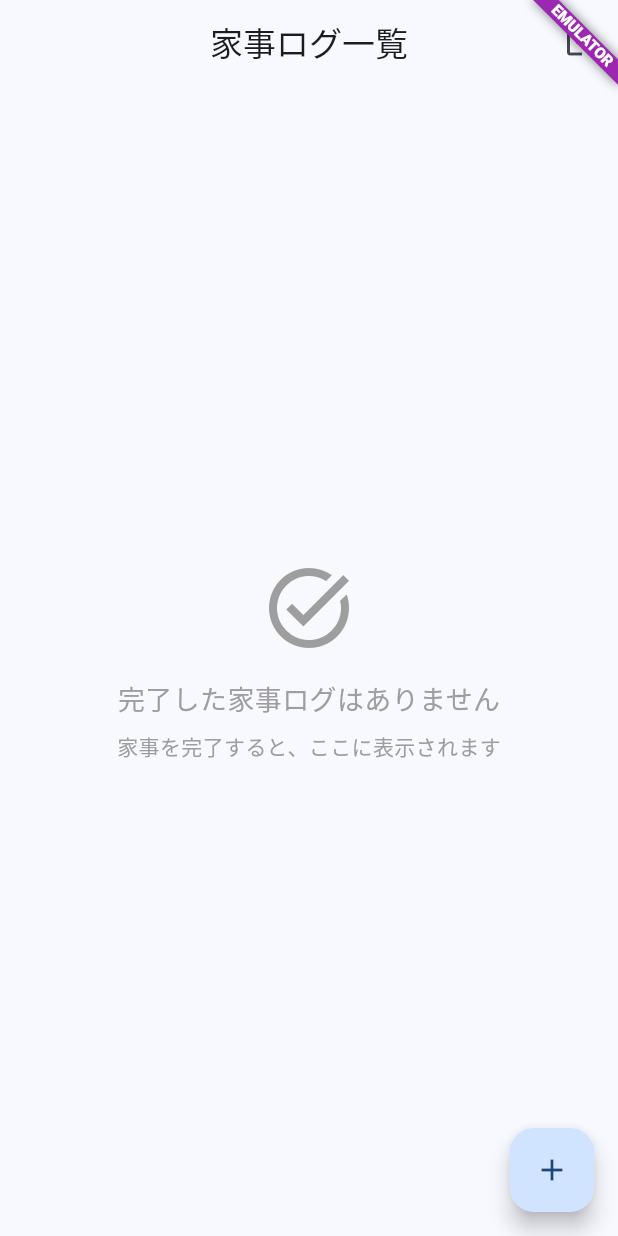
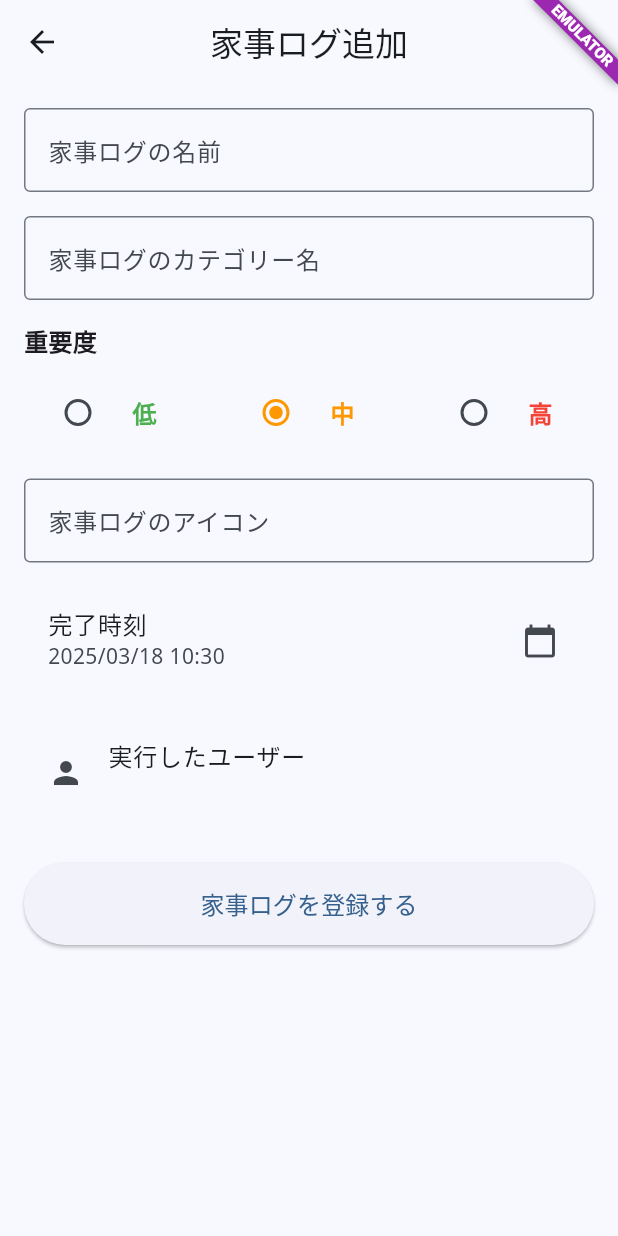
Before and after one commit to shotaIDE/talk-to-cavivara, a Flutter app: the screen it shows once a user with an empty profile is signed in, after a tap on the "add" icon, on a phone screen of 412 x 824 dp. Run offline on Flutter 3.47's test engine with Material 3 defaults, Android fonts, the phone set to English and light mode, and no system bars; our stand-ins replace cloud_firestore, firebase_auth, firebase_core, flutter_riverpod, google_fonts, isar; accounts and stored records are empty; generated files the repository leaves out were written again.

Commit message:
feat: add house work's log screen (#9)
Co-authored-by: Copilot <175728472+Copilot@users.noreply.github.com>

```diff
--- a/client/lib/features/home/home_screen.dart
+++ b/client/lib/features/home/home_screen.dart
@@ -1,9 +1,10 @@
 import 'package:flutter/material.dart';
 import 'package:flutter_riverpod/flutter_riverpod.dart';
+import 'package:house_worker/features/home/task_log_add_screen.dart';
+import 'package:house_worker/features/home/task_log_detail_screen.dart';
+import 'package:house_worker/features/home/task_log_item.dart';
+import 'package:house_worker/features/home/task_log_provider.dart';
 import 'package:house_worker/services/auth_service.dart';
-import 'package:house_worker/features/home/task_log_provider.dart';
-import 'package:house_worker/features/home/task_log_item.dart';
-import 'package:house_worker/features/home/task_log_detail_screen.dart';
 
 class HomeScreen extends ConsumerWidget {
   const HomeScreen({super.key});
@@ -38,26 +39,16 @@ class HomeScreen extends ConsumerWidget {
                     child: Column(
                       mainAxisAlignment: MainAxisAlignment.center,
                       children: [
-                        Icon(
-                          Icons.task_alt,
-                          size: 64,
-                          color: Colors.grey,
-                        ),
+                        Icon(Icons.task_alt, size: 64, color: Colors.grey),
                         SizedBox(height: 16),
                         Text(
                           '完了した家事ログはありません',
-                          style: TextStyle(
-                            fontSize: 18,
-                            color: Colors.grey,
-                          ),
+                          style: TextStyle(fontSize: 18, color: Colors.grey),
                         ),
                         SizedBox(height: 8),
                         Text(
                           '家事を完了すると、ここに表示されます',
-                          style: TextStyle(
-                            fontSize: 14,
-                            color: Colors.grey,
-                          ),
+                          style: TextStyle(fontSize: 14, color: Colors.grey),
                         ),
                       ],
                     ),
@@ -79,7 +70,8 @@ class HomeScreen extends ConsumerWidget {
                           // タスク詳細画面に遷移
                           Navigator.of(context).push(
                             MaterialPageRoute(
-                              builder: (context) => TaskLogDetailScreen(task: task),
+                              builder:
+                                  (context) => TaskLogDetailScreen(task: task),
                             ),
                           );
                         },
@@ -89,16 +81,28 @@ class HomeScreen extends ConsumerWidget {
                 );
               },
               loading: () => const Center(child: CircularProgressIndicator()),
-              error: (error, stackTrace) => Center(
-                child: Text('エラーが発生しました: $error'),
-              ),
+              error:
+                  (error, stackTrace) =>
+                      Center(child: Text('エラーが発生しました: $error')),
             ),
           ),
         ],
       ),
       floatingActionButton: FloatingActionButton(
         onPressed: () {
-          // TODO: タスク追加画面に遷移
+          // タスク追加画面に遷移
+          Navigator.of(context)
+              .push(
+                MaterialPageRoute(
+                  builder: (context) => const TaskLogAddScreen(),
+                ),
+              )
+              .then((updated) {
+                // 家事ログが追加された場合（updatedがtrue）、データを更新
+                if (updated == true) {
+                  ref.invalidate(completedTasksProvider);
+                }
+              });
         },
         child: const Icon(Icons.add),
       ),
--- /dev/null
+++ b/client/lib/features/home/task_log_add_screen.dart
@@ -0,0 +1,241 @@
+import 'package:flutter/material.dart';
+import 'package:flutter_riverpod/flutter_riverpod.dart';
+import 'package:house_worker/models/task.dart';
+import 'package:house_worker/repositories/task_repository.dart';
+import 'package:house_worker/services/auth_service.dart';
+import 'package:intl/intl.dart';
+
+class TaskLogAddScreen extends ConsumerStatefulWidget {
+  const TaskLogAddScreen({super.key});
+
+  @override
+  ConsumerState<TaskLogAddScreen> createState() => _TaskLogAddScreenState();
+}
+
+class _TaskLogAddScreenState extends ConsumerState<TaskLogAddScreen> {
+  final _formKey = GlobalKey<FormState>();
+  final _titleController = TextEditingController();
+  final _categoryController = TextEditingController();
+  final _iconController = TextEditingController();
+
+  int _priority = 2; // デフォルトは「中」
+  DateTime _completedAt = DateTime.now();
+
+  @override
+  void dispose() {
+    _titleController.dispose();
+    _categoryController.dispose();
+    _iconController.dispose();
+    super.dispose();
+  }
+
+  @override
+  Widget build(BuildContext context) {
+    final currentUser = ref.watch(authServiceProvider).currentUser;
+    final dateFormat = DateFormat('yyyy/MM/dd HH:mm');
+
+    return Scaffold(
+      appBar: AppBar(title: const Text('家事ログ追加')),
+      body: Form(
+        key: _formKey,
+        child: SingleChildScrollView(
+          padding: const EdgeInsets.all(16.0),
+          child: Column(
+            crossAxisAlignment: CrossAxisAlignment.start,
+            children: [
+              // 家事ログの名前入力欄
+              TextFormField(
+                controller: _titleController,
+                decoration: const InputDecoration(
+                  labelText: '家事ログの名前',
+                  border: OutlineInputBorder(),
+                ),
+                validator: (value) {
+                  if (value == null || value.isEmpty) {
+                    return '家事ログの名前を入力してください';
+                  }
+                  return null;
+                },
+              ),
+              const SizedBox(height: 16),
+
+              // 家事ログのカテゴリー名入力欄
+              TextFormField(
+                controller: _categoryController,
+                decoration: const InputDecoration(
+                  labelText: '家事ログのカテゴリー名',
+                  border: OutlineInputBorder(),
+                ),
+                validator: (value) {
+                  if (value == null || value.isEmpty) {
+                    return 'カテゴリー名を入力してください';
+                  }
+                  return null;
+                },
+              ),
+              const SizedBox(height: 16),
+
+              // 家事ログの重要度選択欄
+              const Text(
+                '重要度',
+                style: TextStyle(fontSize: 16, fontWeight: FontWeight.bold),
+              ),
+              const SizedBox(height: 8),
+              Row(
+                children: [
+                  _buildPriorityRadio(1, '低', Colors.green),
+                  const SizedBox(width: 16),
+                  _buildPriorityRadio(2, '中', Colors.orange),
+                  const SizedBox(width: 16),
+                  _buildPriorityRadio(3, '高', Colors.red),
+                ],
+              ),
+              const SizedBox(height: 16),
+
+              // 家事ログのアイコン入力欄
+              TextFormField(
+                controller: _iconController,
+                decoration: const InputDecoration(
+                  labelText: '家事ログのアイコン',
+                  border: OutlineInputBorder(),
+                  hintText: 'アイコン名を入力',
+                ),
+              ),
+              const SizedBox(height: 16),
+
+              // 家事ログの完了時刻入力欄
+              ListTile(
+                title: const Text('完了時刻'),
+                subtitle: Text(dateFormat.format(_completedAt)),
+                trailing: const Icon(Icons.calendar_today),
+                onTap: () => _selectDateTime(context),
+              ),
+              const SizedBox(height: 16),
+
+              // 家事ログの実行したユーザー表示
+              ListTile(
+                title: const Text('実行したユーザー'),
+                subtitle: Text(currentUser?.displayName ?? 'ゲスト'),
+                leading: const Icon(Icons.person),
+              ),
+              const SizedBox(height: 24),
+
+              // 登録ボタン
+              SizedBox(
+                width: double.infinity,
+                child: ElevatedButton(
+                  onPressed: _submitForm,
+                  style: ElevatedButton.styleFrom(
+                    padding: const EdgeInsets.symmetric(vertical: 16),
+                  ),
+                  child: const Text(
+                    '家事ログを登録する',
+                    style: TextStyle(fontSize: 16),
+                  ),
+                ),
+              ),
+            ],
+          ),
+        ),
+      ),
+    );
+  }
+
+  Widget _buildPriorityRadio(int value, String label, Color color) {
+    return Expanded(
+      child: RadioListTile<int>(
+        title: Text(
+          label,
+          style: TextStyle(color: color, fontWeight: FontWeight.bold),
+        ),
+        value: value,
+        groupValue: _priority,
+        activeColor: color,
+        onChanged: (newValue) {
+          if (newValue != null) {
+            setState(() {
+              _priority = newValue;
+            });
+          }
+        },
+      ),
+    );
+  }
+
+  Future<void> _selectDateTime(BuildContext context) async {
+    final DateTime? pickedDate = await showDatePicker(
+      context: context,
+      initialDate: _completedAt,
+      firstDate: DateTime(2020),
+      lastDate: DateTime.now(),
+    );
+
+    if (pickedDate != null) {
+      final TimeOfDay? pickedTime = await showTimePicker(
+        context: context,
+        initialTime: TimeOfDay.fromDateTime(_completedAt),
+      );
+
+      if (pickedTime != null) {
+        setState(() {
+          _completedAt = DateTime(
+            pickedDate.year,
+            pickedDate.month,
+            pickedDate.day,
+            pickedTime.hour,
+            pickedTime.minute,
+          );
+        });
+      }
+    }
+  }
+
+  void _submitForm() async {
+    if (_formKey.currentState!.validate()) {
+      final currentUser = ref.read(authServiceProvider).currentUser;
+
+      if (currentUser == null) {
+        ScaffoldMessenger.of(
+          context,
+        ).showSnackBar(const SnackBar(content: Text('ユーザー情報が取得できませんでした')));
+        return;
+      }
+
+      // 新しいタスクを作成
+      final newTask = Task(
+        title: _titleController.text,
+        description: _categoryController.text, // カテゴリーをdescriptionに保存
+        createdAt: DateTime.now(),
+        completedAt: _completedAt,
+        createdBy: currentUser.uid,
+        completedBy: currentUser.uid,
+        isShared: true, // デフォルトで共有
+        isRecurring: false, // 家事ログは繰り返しなし
+        priority: _priority,
+        isCompleted: true, // 家事ログは完了済み
+      );
+
+      try {
+        // タスクを保存
+        await ref.read(taskRepositoryProvider).save(newTask);
+
+        // 保存成功メッセージを表示
+        if (mounted) {
+          ScaffoldMessenger.of(
+            context,
+          ).showSnackBar(const SnackBar(content: Text('家事ログを登録しました')));
+
+          // 一覧画面に戻る（更新フラグをtrueにして渡す）
+          Navigator.of(context).pop(true);
+        }
+      } catch (e) {
+        // エラーメッセージを表示
+        if (mounted) {
+          ScaffoldMessenger.of(
+            context,
+          ).showSnackBar(SnackBar(content: Text('エラーが発生しました: $e')));
+        }
+      }
+    }
+  }
+}
```
Also changed, not shown: client/lib/features/home/task_log_item.dart (+17 -19 lines), 1 other file.
